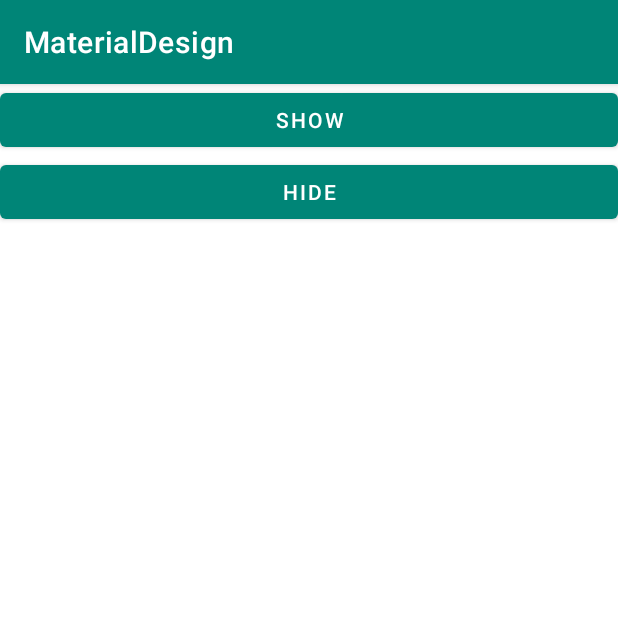
After one commit to Crabgore/MaterialDesign, an Android app: the ProgressBarActivity screen opened directly, with no data from a screen before it, on a phone screen of 412 x 824 dp, the top half of it. The commit adds this screen. Run offline under Robolectric (Android 15) with nearby library versions, the phone set to English and light mode, and no system bars.

Commit message:
Практическое задание №4

```diff
--- /dev/null
+++ b/app/src/main/java/com/geekbrains/materialdesign/ProgressBarActivity.java
@@ -0,0 +1,28 @@
+package com.geekbrains.materialdesign;
+
+import android.os.Bundle;
+import android.view.View;
+import android.widget.ProgressBar;
+
+import androidx.appcompat.app.AppCompatActivity;
+
+public class ProgressBarActivity extends AppCompatActivity {
+
+    @Override
+    protected void onCreate(Bundle savedInstanceState) {
+        super.onCreate(savedInstanceState);
+        setContentView(R.layout.activity_progress_bar);
+
+        ProgressBar round = findViewById(R.id.round);
+        ProgressBar line = findViewById(R.id.line);
+
+        findViewById(R.id.show).setOnClickListener(v -> {
+            round.setVisibility(View.VISIBLE);
+            line.setVisibility(View.VISIBLE);
+        });
+        findViewById(R.id.hide).setOnClickListener(v -> {
+            round.setVisibility(View.GONE);
+            line.setVisibility(View.GONE);
+        });
+    }
+}
--- /dev/null
+++ b/app/src/main/res/layout/activity_progress_bar.xml
@@ -0,0 +1,36 @@
+<?xml version="1.0" encoding="utf-8"?>
+<LinearLayout
+    xmlns:android="http://schemas.android.com/apk/res/android"
+    xmlns:tools="http://schemas.android.com/tools"
+    android:orientation="vertical"
+    android:layout_width="match_parent"
+    android:layout_height="match_parent"
+    tools:context=".ProgressBarActivity">
+
+    <com.google.android.material.button.MaterialButton
+        android:id="@+id/show"
+        android:layout_width="match_parent"
+        android:layout_height="wrap_content"
+        android:text="show"/>
+
+    <com.google.android.material.button.MaterialButton
+        android:id="@+id/hide"
+        android:layout_width="match_parent"
+        android:layout_height="wrap_content"
+        android:text="hide"/>
+
+    <ProgressBar
+        android:id="@+id/round"
+        android:layout_width="match_parent"
+        android:layout_height="wrap_content"
+        android:visibility="gone"/>
+
+    <ProgressBar
+        android:id="@+id/line"
+        style="@style/Widget.AppCompat.ProgressBar.Horizontal"
+        android:indeterminate="true"
+        android:layout_width="match_parent"
+        android:layout_height="wrap_content"
+        android:visibility="gone"/>
+
+</LinearLayout>
--- a/app/src/main/res/values/strings.xml
+++ b/app/src/main/res/values/strings.xml
@@ -17,4 +17,5 @@
     <string name="lower_bottom_sheet_text">lower bottom sheet text</string>
     <string name="show_hide_bottom_sheet">Show/hide bottom sheet</string>
     <string name="make_snack">Make Snack</string>
+    <string name="title_activity_navigation_drawer">NavigationDrawerActivity</string>
 </resources>
```
Also changed, not shown: app/src/main/AndroidManifest.xml (+7 -3 lines), app/src/main/java/com/geekbrains/materialdesign/MainActivity.java (+9 -0 lines), app/src/main/java/com/geekbrains/materialdesign/NavigationDrawerActivity.java (added, +86 -0 lines), app/src/main/res/layout/activity_main.xml (+12 -0 lines), app/src/main/res/layout/activity_navigation_drawer.xml (added, +25 -0 lines), app/src/main/res/layout/app_bar_navigation_drawer.xml (added, +33 -0 lines), app/src/main/res/layout/content_navigation_drawer.xml (added, +20 -0 lines), app/src/main/res/layout/nav_header_navigation_drawer.xml (added, +36 -0 lines), app/src/main/res/menu/activity_navigation_drawer_drawer.xml (added, +38 -0 lines), app/src/main/res/menu/navigation_drawer.xml (added, +9 -0 lines), app/src/main/res/navigation/mobile_navigation.xml (deleted, +0 -43 lines).
